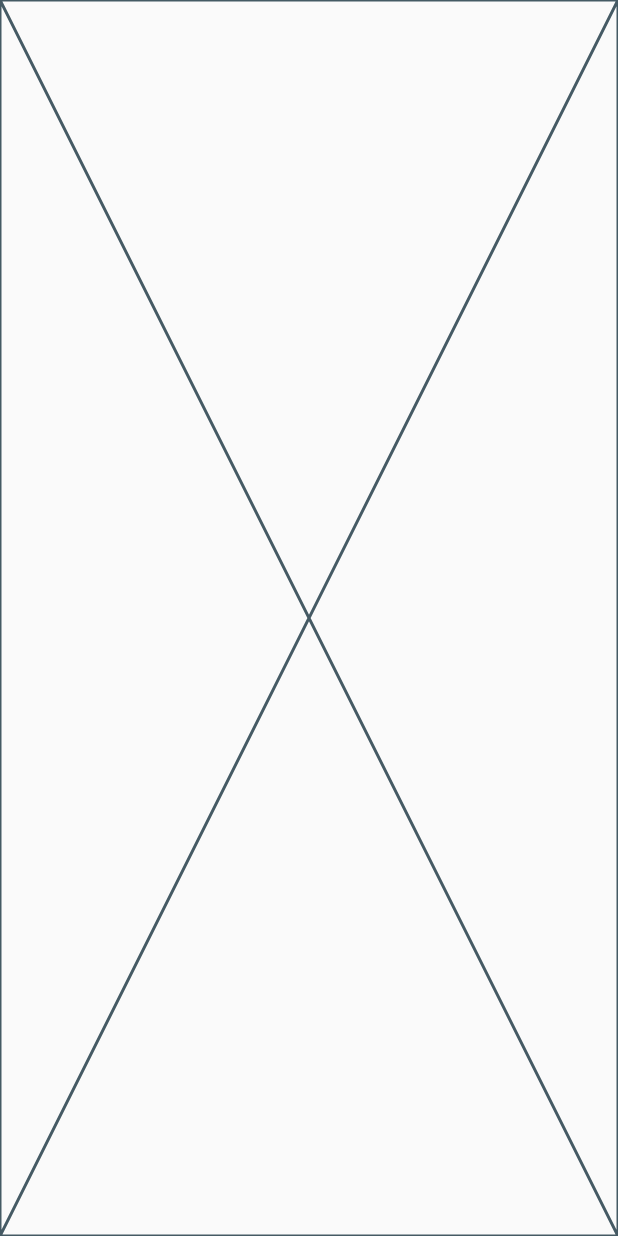
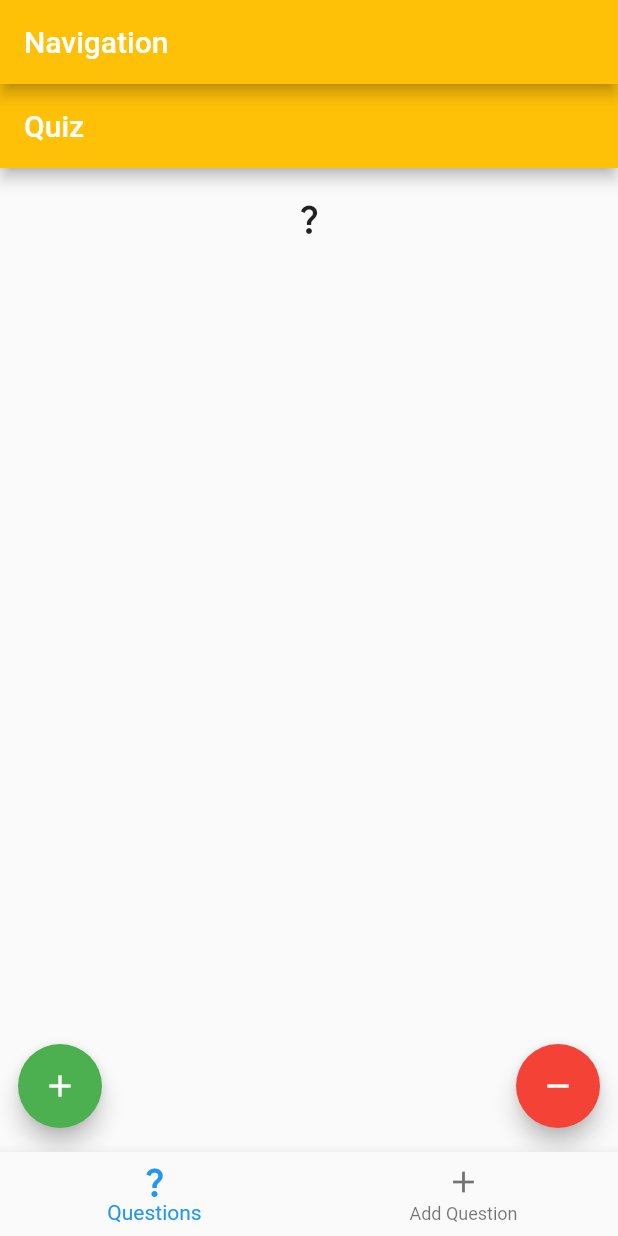
Before and after one commit to Lurchfresser/learn_flutter_1_udemy_tasks, a Flutter app: the screen it shows after launch, on a phone screen of 412 x 824 dp. Run offline on Flutter 3.47's test engine with Material 2 defaults, Android fonts, the light colour scheme and no system bars.

Commit message:
Added Drawer for Desktop and bottomnavigationbar for mobile Importet all the Quiz Widget from the other repo

```diff
--- /dev/null
+++ b/lib/classes/question_classes.dart
@@ -0,0 +1,97 @@
+import 'package:flutter/material.dart';
+
+enum QuestionCategorie {
+  sports(color: Colors.grey, categorieName: "sports"),
+  science(color: Colors.lightBlue, categorieName: "science"),
+  celebrities(color: Colors.pink, categorieName: "celebreties");
+
+  const QuestionCategorie({
+    required this.color,
+    required this.categorieName,
+  });
+
+  final Color color;
+  final String categorieName;
+}
+
+class Question {
+  final String questionText;
+  final QuestionCategorie questionCategorie;
+  final String questionAnswer;
+  final String firstHint;
+  final String secondHint;
+  Question({required this.questionAnswer, required this.firstHint, required this.secondHint, required this.questionCategorie, required this.questionText});
+}
+
+List<Question> questions = [
+  Question(
+    questionCategorie: QuestionCategorie.sports,
+    questionText: "Who won the first world cup?",
+    questionAnswer: "The first FIFA World Cup was held in 1930, and the winner of that inaugural tournament was Uruguay. Uruguay defeated Argentina 4-2 in the final match to become the first World Cup champions. This historic event took place in Montevideo, Uruguay.",
+    firstHint: "This country won the first FIFA World Cup in 1930, and they also won the 1950 World Cup.",
+    secondHint: "The inaugural World Cup took place in South America, and the winning team defeated Argentina in the final match."
+  ),
+  Question(
+    questionCategorie: QuestionCategorie.celebrities,
+    questionText: "What Jonas brothers were Taylor Swift and Selena Gomez dating when they first met and became friends?",
+    questionAnswer: "Taylor Swift and Selena Gomez were dating Joe Jonas and Nick Jonas, respectively, when they first met and became friends.",
+    firstHint: "Taylor Swift was dating one of the Jonas brothers named Joe.",
+    secondHint: "Selena Gomez was in a relationship with one of the Jonas brothers named Nick."
+  ),
+  Question(
+    questionCategorie: QuestionCategorie.celebrities,
+    questionText: "Who was the first of the Kardashian-Jenner sisters to become a billionaire?",
+    questionAnswer: "Kylie Jenner was the first of the Kardashian-Jenner sisters to become a billionaire.",
+    firstHint: "This member of the Kardashian-Jenner family is known for her successful cosmetics brand.",
+    secondHint: "She achieved billionaire status at a young age."
+  ),
+  Question(
+    questionCategorie: QuestionCategorie.celebrities,
+    questionText: "What Hollywood actor played Muhammed Ali in the 2001 movie, Ali?",
+    questionAnswer: "Will Smith portrayed Muhammed Ali in the 2001 movie, Ali.",
+    firstHint: "The actor who played Ali is known for his roles in action and comedy films.",
+    secondHint: "He is also a rapper and producer in addition to being an actor."
+  ),
+  Question(
+    questionCategorie: QuestionCategorie.science,
+    questionText: "How many bones are in the human body?",
+    questionAnswer: "There are 206 bones in the adult human body.",
+    firstHint: "Humans are born with more bones, but as they grow, some bones fuse together.",
+    secondHint: "The number of bones in the human body varies with age."
+  ),
+  Question(
+    questionCategorie: QuestionCategorie.science,
+    questionText: "What is the hardest natural substance on Earth?",
+    questionAnswer: "Diamond is the hardest natural substance on Earth.",
+    firstHint: "This substance is often associated with engagement rings and jewelry.",
+    secondHint: "It is formed deep within the Earth under extreme pressure and heat."
+  ),
+  Question(
+    questionCategorie: QuestionCategorie.science,
+    questionText: "Humans and chimpanzees share roughly how much DNA?",
+    questionAnswer: "Humans and chimpanzees share approximately 98-99% of their DNA.",
+    firstHint: "The genetic similarity between humans and chimpanzees is very high.",
+    secondHint: "This shared DNA is one reason for the close evolutionary relationship between the two species."
+  ),
+  Question(
+    questionCategorie: QuestionCategorie.sports,
+    questionText: "Who is the highest run-scorer of all time in International cricket?",
+    questionAnswer: "Sachin Tendulkar is the highest run-scorer of all time in International cricket.",
+    firstHint: "This cricketer is often referred to as the 'Little Master.'",
+    secondHint: "He is from India and is widely regarded as one of the greatest batsmen in the history of the sport."
+  ),
+  Question(
+    questionCategorie: QuestionCategorie.sports,
+    questionText: "In American Football, how many points do you score for a touchdown?",
+    questionAnswer: "In American Football, you score 6 points for a touchdown.",
+    firstHint: "A touchdown is a significant scoring play in American Football.",
+    secondHint: "Additional points can be scored through field goals and extra point attempts."
+  ),
+  Question(
+    questionCategorie: QuestionCategorie.sports,
+    questionText: "How old was American professional tennis player Coco Gauff when she beat Venus Williams at Wimbledon in 2019?",
+    questionAnswer: "Coco Gauff was 15 years old when she beat Venus Williams at Wimbledon in 2019.",
+    firstHint: "She made headlines for her remarkable performance at a young age.",
+    secondHint: "This victory marked the beginning of a promising tennis career."
+  ),
+];
--- a/lib/navigation.dart
+++ b/lib/navigation.dart
@@ -1,14 +1,15 @@
 import 'dart:io';
-import 'dart:math';
 
 import 'package:flutter/material.dart';
 import 'package:flutter/foundation.dart' show kIsWeb;
+import 'package:learn_flutter_1_udemy_tasks/presentation/quizScreen/quiz_screen.dart';
 
 enum DeviceType {
   desktop,
   mobile,
   web,
 }
+
 //TODO: Add a new device type for tablet
 DeviceType getDeviceType() {
   if (kIsWeb) {
@@ -30,24 +31,58 @@ class Navigation extends StatefulWidget {
 
 class _NavigationState extends State<Navigation> {
   final DeviceType deviceType = getDeviceType();
-  final List<(String, IconData)> _children = [
+  final List<(String, IconData)> _navigationChildren = [
     ("Questions", Icons.question_mark_outlined),
     ("Add Question", Icons.add),
   ];
+  final List<Widget> _bodyChildren = [
+    const QuizScreen(),
+    const Placeholder(),
+  ];
+
+  int _currentIndex = 0;
+  void _onItemTapped(int index){
+    setState(() {
+      _currentIndex = index;
+    });
+  }
+
 
   @override
   Widget build(BuildContext context) {
-    print(deviceType.toString());
-
     return Scaffold(
+      appBar: AppBar(
+        title: const Text("Navigation"),
+      ),
       bottomNavigationBar: deviceType == DeviceType.mobile
-          ? null
-          : BottomNavigationBar(items: [
-              for (var item in _children)
-                BottomNavigationBarItem(icon: Icon(item.$2), label: item.$1)
-            ]),
-      drawer: deviceType == DeviceType.desktop ? const Drawer() : null,
-      body: const Placeholder(),
+          ? BottomNavigationBar(items: [
+              for (var item in _navigationChildren)
+                BottomNavigationBarItem(icon: Icon(item.$2), label: item.$1,)
+            ],
+            onTap: (index){
+              _onItemTapped(index);
+            },)
+          : null,
+      drawer: deviceType == DeviceType.desktop
+          ? Drawer(
+              child: ListView(
+                children: [
+                  for (var item in _navigationChildren)
+                    ListTile(
+                      onTap: () {
+                        Navigator.pop(context);
+                        _onItemTapped(_navigationChildren.indexOf(item));
+                      },
+                      leading: Icon(item.$2),
+                      title: Text(item.$1),
+                    )
+                ],
+              ),
+            )
+          : null,
+      body: Center(
+          child: _bodyChildren[_currentIndex],
+      ),
     );
   }
 }
--- /dev/null
+++ b/lib/presentation/components/floating_add_and_remove.dart
@@ -0,0 +1,36 @@
+import 'package:flutter/material.dart';
+
+class FloatingAddAndRemove extends StatelessWidget {
+  final Function add;
+  final Function remove;
+
+  const FloatingAddAndRemove({super.key, required this.add, required this.remove});
+
+  @override
+  Widget build(BuildContext context) {
+    return Padding(
+        padding: const EdgeInsets.symmetric(horizontal: 12.0),
+        child: Row(
+          mainAxisAlignment: MainAxisAlignment.spaceBetween,
+          children: [
+            FloatingActionButton(
+              heroTag: null,
+              onPressed: () {
+                add();
+              },
+              backgroundColor: Colors.green,
+              child: const Icon(Icons.add),
+            ),
+            FloatingActionButton(
+              heroTag: null,
+              onPressed: () {
+                remove();
+              },
+              backgroundColor: Colors.red,
+              child: const Icon(Icons.remove),
+            ),
+          ],
+        ),
+      );
+  }
+}
--- /dev/null
+++ b/lib/presentation/question_screen/question_screen.dart
@@ -0,0 +1,37 @@
+import 'package:flutter/material.dart';
+import 'package:learn_flutter_1_udemy_tasks/classes/question_classes.dart';
+import 'package:learn_flutter_1_udemy_tasks/presentation/components/question_container.dart';
+import 'package:learn_flutter_1_udemy_tasks/presentation/question_screen/widgets/hint_container.dart';
+
+
+
+class QuestionScreen extends StatelessWidget {
+  final Question question;
+
+  const QuestionScreen({super.key, required this.question});
+
+  @override
+  Widget build(BuildContext context) {
+    return Scaffold(
+      appBar: AppBar(
+        title: const Text("Question Screen"),
+        backgroundColor: Colors.amber,
+      ),
+      body: Column(
+        children: [
+          Hero(
+              tag: question.questionText,
+              child: QuestionContainer(
+            question: question,
+            onTap: () => Navigator.pop(context),
+          )),
+          const SizedBox(height: 70,),
+        Padding(
+          padding: const EdgeInsets.all(8.0),
+          child: HintContainer(question: question),
+        ),
+        ],
+      ),
+    );
+  }
+}
--- /dev/null
+++ b/lib/presentation/quizScreen/quiz_screen.dart
@@ -0,0 +1,89 @@
+import 'dart:math';
+import 'package:flutter/material.dart';
+import 'package:learn_flutter_1_udemy_tasks/classes/question_classes.dart';
+import 'package:learn_flutter_1_udemy_tasks/presentation/components/floating_add_and_remove.dart';
+import 'package:learn_flutter_1_udemy_tasks/presentation/components/question_container.dart';
+import 'package:learn_flutter_1_udemy_tasks/presentation/question_screen/question_screen.dart';
+
+class QuizScreen extends StatefulWidget {
+  const QuizScreen({super.key});
+
+  @override
+  State<QuizScreen> createState() => _QuizScreenState();
+}
+
+class _QuizScreenState extends State<QuizScreen> {
+  List<Question> displayedQuestions = [];
+
+  @override
+  Widget build(BuildContext context) {
+    return Scaffold(
+      appBar: AppBar(
+        title: const Text("Quiz"),
+      ),
+      floatingActionButtonLocation: FloatingActionButtonLocation.centerFloat,
+      floatingActionButton: FloatingAddAndRemove(add: () {
+        setState(() {
+          if (questions.isEmpty) return;
+          Random random = Random();
+          int index =
+              questions.length == 1 ? 0 : random.nextInt(questions.length - 1);
+          displayedQuestions.add(questions.removeAt(index));
+        });
+      }, remove: () {
+        setState(() {
+          if (displayedQuestions.isEmpty) return;
+          int index = displayedQuestions.length - 1;
+          questions.add(displayedQuestions.removeAt(index));
+        });
+      }),
+      body: Padding(
+        padding: const EdgeInsets.all(10.0),
+        child: Column(
+          children: [
+            IconButton(
+              onPressed: () {
+                if (displayedQuestions.isEmpty) return;
+                Random random = Random();
+                Navigator.push(
+                    context,
+                    MaterialPageRoute(
+                        builder: (context) => QuestionScreen(
+                            question: displayedQuestions[random
+                                .nextInt(displayedQuestions.length - 1)])));
+              },
+              icon: const Icon(Icons.question_mark_outlined),
+            ),
+            const SizedBox(
+              height: 10,
+            ),
+            Expanded(
+              child: ListView.separated(
+                  physics: const BouncingScrollPhysics(),
+                  itemCount: displayedQuestions.length,
+                  itemBuilder: (BuildContext context, int index) {
+                    Question question = displayedQuestions[index];
+
+                    return Hero(
+                      tag: question.questionText,
+                      child: QuestionContainer(
+                        question: question,
+                        onTap: () => Navigator.push(
+                            context,
+                            MaterialPageRoute(
+                                builder: (context) =>
+                                    QuestionScreen(question: question))),
+                      ),
+                    );
+                  },
+                  separatorBuilder: (BuildContext context, int index) =>
+                      const Divider(
+                        height: 10,
+                      )),
+            ),
+          ],
+        ),
+      ),
+    );
+  }
+}
--- a/pubspec.yaml
+++ b/pubspec.yaml
@@ -18,3 +18,7 @@ dev_dependencies:
 
 flutter:
   uses-material-design: true
+  assets:
+    - assets\questioncategories\celebreties.png
+    - assets\questioncategories\science.png
+    - assets\questioncategories\sports.png
```
Also changed, not shown: lib/presentation/components/question_container.dart (added, +41 -0 lines), lib/presentation/components/question_header.dart (added, +67 -0 lines), lib/presentation/question_screen/widgets/hint_container.dart (added, +71 -0 lines), assets/questioncategories/celebreties.png (added), assets/questioncategories/science.png (added), assets/questioncategories/sports.png (added).
